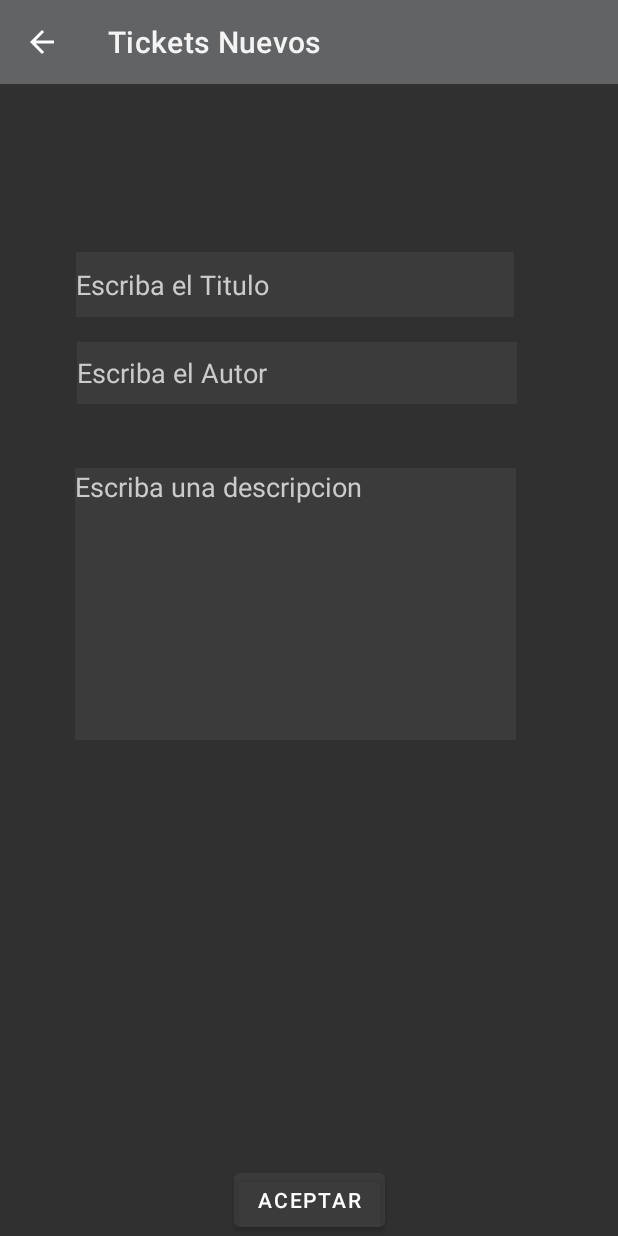
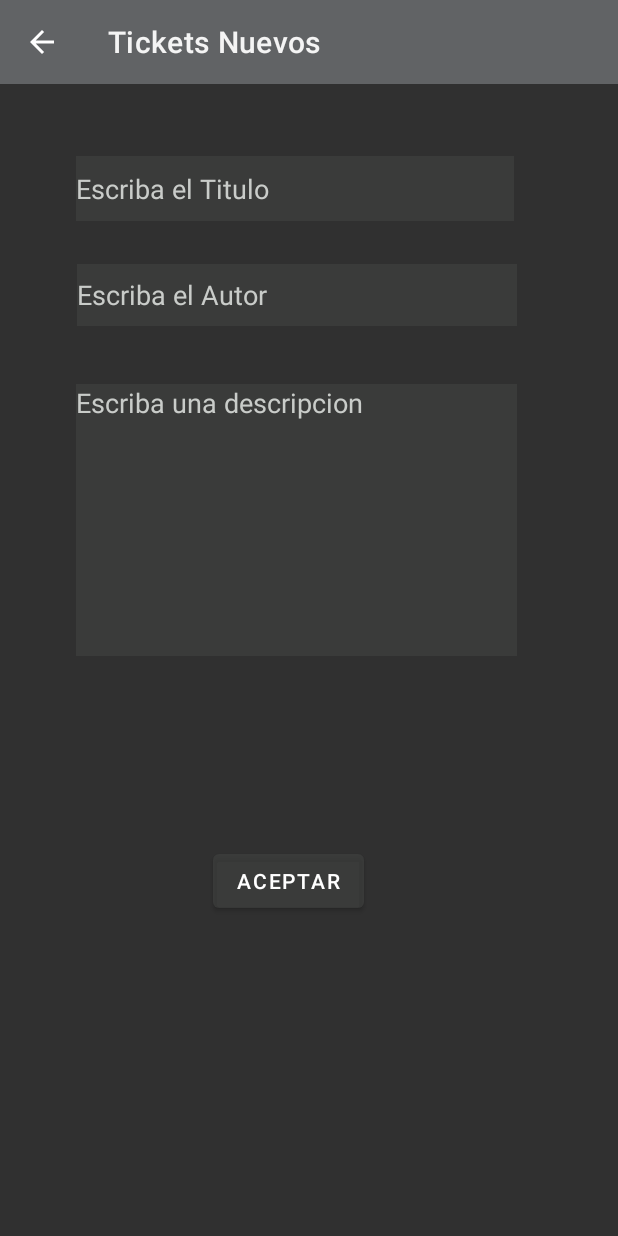
Before and after one commit to analiafer/WorkingApp, an Android app: the NewTicketActivity screen opened directly, with no data from a screen before it, on a phone screen of 412 x 824 dp. Run offline under Robolectric (Android 15) with nearby library versions, the light colour scheme and no system bars; network calls fail.

Commit message:
realizo otros cambios

```diff
--- a/app/src/main/res/layout/activity_new_ticket.xml
+++ b/app/src/main/res/layout/activity_new_ticket.xml
@@ -26,7 +26,7 @@
         android:id="@+id/etTitulo"
         android:layout_width="292dp"
         android:layout_height="43dp"
-        android:layout_marginTop="168dp"
+        android:layout_marginTop="104dp"
         android:background="?attr/cajadetexto"
         android:hint="Escriba el Titulo"
         android:textColor="?attr/textcolor"
@@ -40,7 +40,7 @@
         android:id="@+id/etAutor"
         android:layout_width="293dp"
         android:layout_height="41dp"
-        android:layout_marginTop="228dp"
+        android:layout_marginTop="176dp"
         android:background="?attr/cajadetexto"
         android:hint="Escriba el Autor"
         android:textColor="?attr/textcolor"
@@ -54,14 +54,14 @@
         android:id="@+id/etDescripcion"
         android:layout_width="294dp"
         android:layout_height="181dp"
-        android:layout_marginTop="312dp"
+        android:layout_marginTop="256dp"
         android:background="?attr/cajadetexto"
         android:gravity="top"
         android:hint="Escriba una descripcion"
         android:textColor="?attr/textcolor"
         android:textColorHint="?attr/texthint"
         app:layout_constraintEnd_toEndOf="parent"
-        app:layout_constraintHorizontal_bias="0.421"
+        app:layout_constraintHorizontal_bias="0.427"
         app:layout_constraintStart_toStartOf="parent"
         app:layout_constraintTop_toTopOf="parent" />
 
@@ -73,9 +73,10 @@
         app:backgroundTint="?attr/buttoncolor"
         app:layout_constraintBottom_toBottomOf="parent"
         app:layout_constraintEnd_toEndOf="parent"
+        app:layout_constraintHorizontal_bias="0.456"
         app:layout_constraintStart_toStartOf="parent"
         app:layout_constraintTop_toBottomOf="@+id/etDescripcion"
-        app:layout_constraintVertical_bias="1.0" />
+        app:layout_constraintVertical_bias="0.373" />
 
 
 </androidx.constraintlayout.widget.ConstraintLayout>
```
Also changed, not shown: app/src/main/java/com/example/workingapp/ui/viewModel/NewTicketViewModel.kt (+0 -7 lines), app/src/main/java/com/example/workingapp/ui/viewModel/TicketViewModel.kt (+1 -20 lines).
